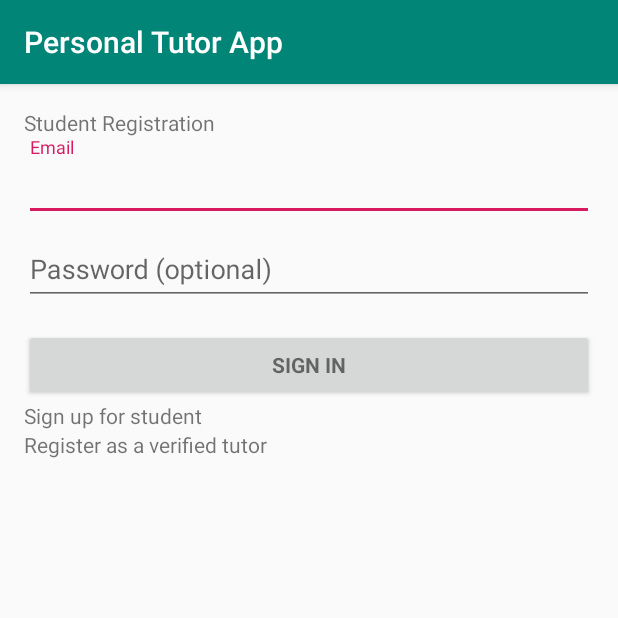
After one commit to SteedZH/Android, an Android app: the StudentRegisterActivity screen opened directly, with no data from a screen before it, on a phone screen of 412 x 824 dp, the top half of it. The commit adds this screen. Run offline under Robolectric (Android 15) with nearby library versions, the phone set to English and light mode, and no system bars.

Commit message:
Created Student Registration Activity

```diff
--- a/app/app/build.gradle
+++ b/app/app/build.gradle
@@ -22,6 +22,7 @@ dependencies {
     implementation fileTree(dir: 'libs', include: ['*.jar'])
     implementation 'com.android.support:appcompat-v7:28.0.0'
     implementation 'com.android.support:design:28.0.0'
+    implementation 'com.android.support.constraint:constraint-layout:1.1.3'
     testImplementation 'junit:junit:4.12'
     androidTestImplementation 'com.android.support.test:runner:1.0.2'
     androidTestImplementation 'com.android.support.test.espresso:espresso-core:3.0.2'
--- a/app/app/src/main/AndroidManifest.xml
+++ b/app/app/src/main/AndroidManifest.xml
@@ -1,7 +1,6 @@
 <?xml version="1.0" encoding="utf-8"?>
 <manifest xmlns:android="http://schemas.android.com/apk/res/android"
     package="com.example.comp6239">
-
     <!-- To auto-complete the email text field in the login form with the user's emails -->
     <uses-permission android:name="android.permission.GET_ACCOUNTS" />
     <uses-permission android:name="android.permission.READ_PROFILE" />
@@ -14,9 +13,10 @@
         android:roundIcon="@mipmap/ic_launcher_round"
         android:supportsRtl="true"
         android:theme="@style/AppTheme">
+        <activity android:name=".StudentRegisterActivity"></activity>
         <activity
             android:name=".LoginActivity"
-            android:label="@string/title_activity_login"></activity>
+            android:label="@string/title_activity_login" />
     </application>
 
 </manifest>
--- /dev/null
+++ b/app/app/src/main/java/com/example/comp6239/StudentRegisterActivity.java
@@ -0,0 +1,13 @@
+package com.example.comp6239;
+
+import android.support.v7.app.AppCompatActivity;
+import android.os.Bundle;
+
+public class StudentRegisterActivity extends AppCompatActivity {
+
+    @Override
+    protected void onCreate(Bundle savedInstanceState) {
+        super.onCreate(savedInstanceState);
+        setContentView(R.layout.activity_student_register);
+    }
+}
--- /dev/null
+++ b/app/app/src/main/res/layout/activity_student_register.xml
@@ -0,0 +1,93 @@
+<?xml version="1.0" encoding="utf-8"?>
+<LinearLayout xmlns:android="http://schemas.android.com/apk/res/android"
+    xmlns:tools="http://schemas.android.com/tools"
+    android:layout_width="match_parent"
+    android:layout_height="match_parent"
+    android:gravity="center_horizontal"
+    android:orientation="vertical"
+    android:paddingLeft="@dimen/activity_horizontal_margin"
+    android:paddingTop="@dimen/activity_vertical_margin"
+    android:paddingRight="@dimen/activity_horizontal_margin"
+    android:paddingBottom="@dimen/activity_vertical_margin"
+    tools:context=".LoginActivity">
+
+    <!-- Login progress -->
+    <ProgressBar
+        android:id="@+id/login_progress"
+        style="?android:attr/progressBarStyleLarge"
+        android:layout_width="wrap_content"
+        android:layout_height="wrap_content"
+        android:layout_marginBottom="8dp"
+        android:visibility="gone" />
+
+    <ScrollView
+        android:id="@+id/login_form"
+        android:layout_width="match_parent"
+        android:layout_height="match_parent">
+
+        <LinearLayout
+            android:id="@+id/email_login_form"
+            android:layout_width="match_parent"
+            android:layout_height="wrap_content"
+            android:orientation="vertical">
+
+            <TextView
+                android:text="@string/title_activity_student_register"
+                android:layout_width="wrap_content"
+                android:layout_height="wrap_content" />
+
+            <android.support.design.widget.TextInputLayout
+                android:layout_width="match_parent"
+                android:layout_height="wrap_content">
+
+                <AutoCompleteTextView
+                    android:id="@+id/email"
+                    android:layout_width="match_parent"
+                    android:layout_height="wrap_content"
+                    android:hint="@string/prompt_email"
+                    android:inputType="textEmailAddress"
+                    android:maxLines="1"
+                    android:singleLine="true" />
+
+            </android.support.design.widget.TextInputLayout>
+
+            <android.support.design.widget.TextInputLayout
+                android:layout_width="match_parent"
+                android:layout_height="wrap_content">
+
+                <EditText
+                    android:id="@+id/password"
+                    android:layout_width="match_parent"
+                    android:layout_height="wrap_content"
+                    android:hint="@string/prompt_password"
+                    android:imeActionId="6"
+                    android:imeActionLabel="@string/action_sign_in_short"
+                    android:imeOptions="actionUnspecified"
+                    android:inputType="textPassword"
+                    android:maxLines="1"
+                    android:singleLine="true" />
+
+            </android.support.design.widget.TextInputLayout>
+
+            <Button
+                android:id="@+id/email_sign_in_button"
+                style="?android:textAppearanceSmall"
+                android:layout_width="match_parent"
+                android:layout_height="wrap_content"
+                android:layout_marginTop="16dp"
+                android:text="@string/action_sign_in_short"
+                android:textStyle="bold" />
+
+            <TextView
+                android:text="@string/action_sign_up_student"
+                android:layout_width="wrap_content"
+                android:layout_height="wrap_content" />
+
+            <TextView
+                android:text="@string/action_sign_up_tutor"
+                android:layout_width="wrap_content"
+                android:layout_height="wrap_content" />
+
+        </LinearLayout>
+    </ScrollView>
+</LinearLayout>
--- a/app/app/src/main/res/values/strings.xml
+++ b/app/app/src/main/res/values/strings.xml
@@ -1,6 +1,8 @@
 <resources>
     <string name="app_name">Personal Tutor App</string>
     <string name="title_activity_login">Sign in</string>
+
+
     <!-- Strings related to login -->
     <string name="prompt_email">Email</string>
     <string name="prompt_password">Password (optional)</string>
@@ -12,7 +14,10 @@
     <string name="error_invalid_password">This password is too short</string>
     <string name="error_incorrect_password">This password is incorrect</string>
     <string name="error_field_required">This field is required</string>
-    <string name="permission_rationale">"Contacts permissions are needed for providing email
-        completions."
-    </string>
+    <string name="permission_rationale">"Contacts permissions are needed for providing email completions."</string>
+
+    <!-- Strings related to register student -->
+    <string name="title_activity_student_register">Student Registration</string>
+
+
 </resources>
```
